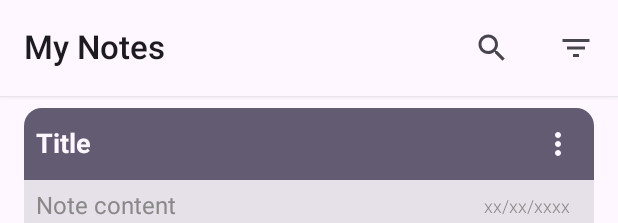
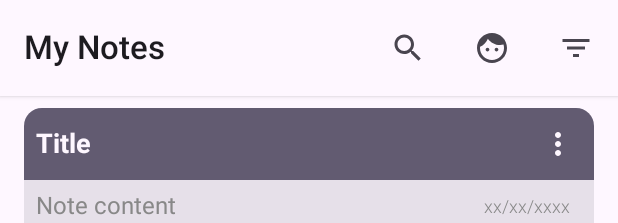
Before and after one commit to ajloinformatico/NewKeepItDroid, an Android app built with Jetpack Compose: the @Preview function HomeScreenPreview, on a phone screen of 412 x 824 dp. Shown: the top 223 px of the screen. Run offline under Robolectric (Android 15) with nearby library versions, the phone set to English and light mode, and no system bars.

```diff
--- a/app/src/main/java/es/infolojo/newkeepitdroid/ui/screens/home/HomeScreen.kt
+++ b/app/src/main/java/es/infolojo/newkeepitdroid/ui/screens/home/HomeScreen.kt
@@ -8,9 +8,12 @@ import androidx.compose.foundation.layout.fillMaxWidth
 import androidx.compose.foundation.layout.padding
 import androidx.compose.foundation.layout.size
 import androidx.compose.foundation.layout.width
-import androidx.compose.foundation.lazy.LazyColumn
+import androidx.compose.foundation.lazy.staggeredgrid.LazyVerticalStaggeredGrid
+import androidx.compose.foundation.lazy.staggeredgrid.StaggeredGridCells
+import androidx.compose.foundation.lazy.staggeredgrid.rememberLazyStaggeredGridState
 import androidx.compose.foundation.shape.CircleShape
 import androidx.compose.material.icons.Icons
+import androidx.compose.material.icons.filled.Face
 import androidx.compose.material.icons.filled.Search
 import androidx.compose.material3.DropdownMenu
 import androidx.compose.material3.DropdownMenuItem
@@ -53,6 +56,9 @@ fun HomeScreen(
 
     // observe notes states
     val notes = viewModel?.notes?.collectAsState(initial = emptyList())
+    // needed to manage number of columns. In the other way with simple lazy list is ok
+    val lazyListState = rememberLazyStaggeredGridState()
+
     Scaffold(
         topBar = {
             // appBar preparada para incluir títulos he iconos
@@ -73,6 +79,16 @@ fun HomeScreen(
                         Icon(
                             imageVector = Icons.Default.Search,
                             contentDescription = stringResource(R.string.search_your_note)
+                        )
+                    }
+                    Spacer(modifier = Modifier.width(8.dp))
+
+                    IconButton(onClick = {
+                        viewModel?.changeNumberOfColumns()
+                    }) {
+                        Icon(
+                            imageVector = Icons.Default.Face,
+                            contentDescription = stringResource(R.string.update_number_of_columns)
                         )
                     }
                     Spacer(modifier = Modifier.width(8.dp))
@@ -140,6 +156,49 @@ fun HomeScreen(
             verticalArrangement = Arrangement.Center,
             horizontalAlignment = Alignment.CenterHorizontally
         ) {
+            LazyVerticalStaggeredGrid(
+                columns = StaggeredGridCells.Fixed(viewModel?.numberOfColumns?.value ?: 1),
+                modifier = Modifier
+                    .fillMaxWidth()
+                    .padding(
+                        start = 16.dp,
+                        end = 16.dp,
+                        bottom = 8.dp,
+                        top = 8.dp
+                    ),
+                state = lazyListState,
+                horizontalArrangement = if ((viewModel?.numberOfColumns?.value ?: 1) == 1) {
+                    Arrangement.Center
+                } else {
+                    Arrangement.spacedBy(8.dp)
+                },
+                verticalItemSpacing = 8.dp,
+                content = {
+
+                    items(
+                        if (isPreview) {
+                            PREVIEW_NOTES_SIZE
+                        } else {
+                            notes?.value.getSize()
+                        }
+                    ) {
+                        if (isPreview) ItemNote() else {
+                            notes?.value?.getOrNull(it)?.let { noteVO ->
+                                ItemNote(
+                                    noteVO = noteVO,
+                                    events = viewModel::manageHomeScreenGridEvents
+                                )
+                            }
+                        }
+                    }
+                    // para hacer un clipToPadding false
+                    item {
+                        Box(modifier = Modifier.size(80.dp))
+                    }
+                }
+            )
+
+            /**
             // RecyclerView
             LazyColumn(
                 modifier = Modifier
@@ -176,6 +235,7 @@ fun HomeScreen(
                     Box(modifier = Modifier.size(80.dp))
                 }
             }
+            */
 
             // Dialog alert to remove a note
             RegularAlertDialogComponent(
--- a/app/src/main/res/values/strings.xml
+++ b/app/src/main/res/values/strings.xml
@@ -37,4 +37,5 @@
     <string name="yes">Yes</string>
     <string name="no">No</string>
     <string name="will_be_removed">Will be removed</string>
+    <string name="update_number_of_columns">Update number of columns</string>"
 </resources>
```
Also changed, not shown: app/src/main/java/es/infolojo/newkeepitdroid/ui/screens/home/HomeScreenViewModel.kt (+15 -1 lines).
